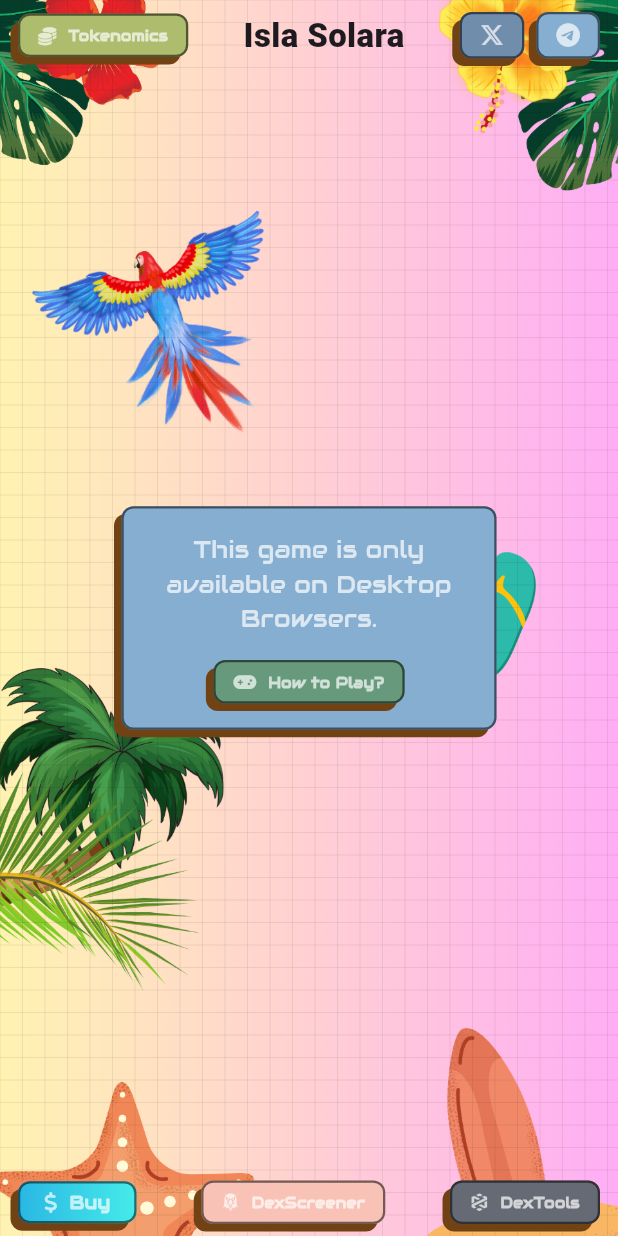
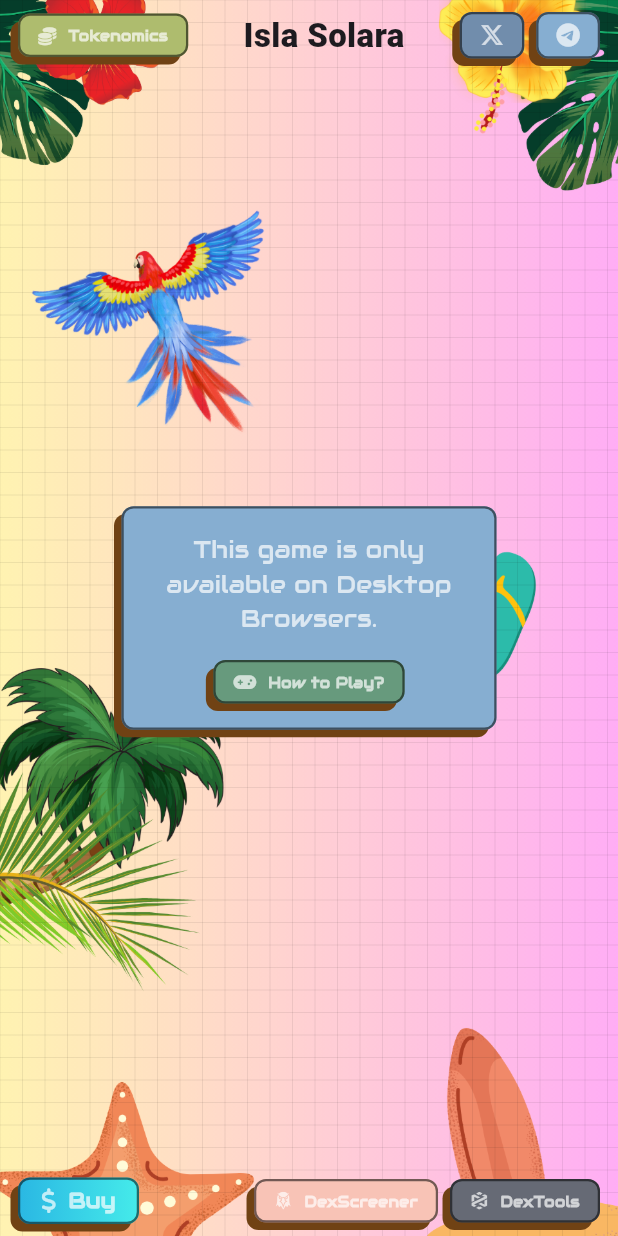
Before and after one commit to romaklym/isla_solara, a Flutter app: the screen it shows after launch, on a phone screen of 412 x 824 dp. Run offline on Flutter 3.47's test engine with Material 3 defaults, Android fonts, the phone set to English and light mode, and no system bars; our stand-ins replace cloud_firestore, firebase_core, fl_chart, flutter_svg, font_awesome_flutter, go_router; missing offline and left inert: dart:html, dart:js, flutter_gradient_animation_text; accounts and stored records are empty; Roboto replaces fonts that are missing (Nabla).

Commit message:
updated mobile footer to have dex buttons together on the right, made buy button slightly bigger

```diff
--- a/lib/widgets/footer_mobile.dart
+++ b/lib/widgets/footer_mobile.dart
@@ -36,10 +36,12 @@
                           mode: LaunchMode.externalApplication);
                     }
                   },
-                  fontSize: 12.0,
-                  iconSize: 14.0,
-                  sizedBoxSize: 16.0,
+                  fontSize: 14.0,
+                  iconSize: 16.0,
+                  sizedBoxSize: 14.0,
                 ),
+                Row(
+                  children: [
                     CustomButton(
                       svgPath: 'assets/dex.svg',
                       label: 'DexScreener',
@@ -56,6 +58,7 @@
                       fontSize: 10.0,
                       iconSize: 12.0,
                     ),
+                    SizedBox(width: 8.0),
                     CustomButton(
                       svgPath: 'assets/dextools.svg',
                       label: 'DexTools',
@@ -73,6 +76,8 @@
                       iconSize: 12.0,
                     ),
                   ],
+                ),
+              ],
             )
           ],
         ),
```
Also changed, not shown: 1 other file. Lines whose indentation alone changed are shown as unchanged.
